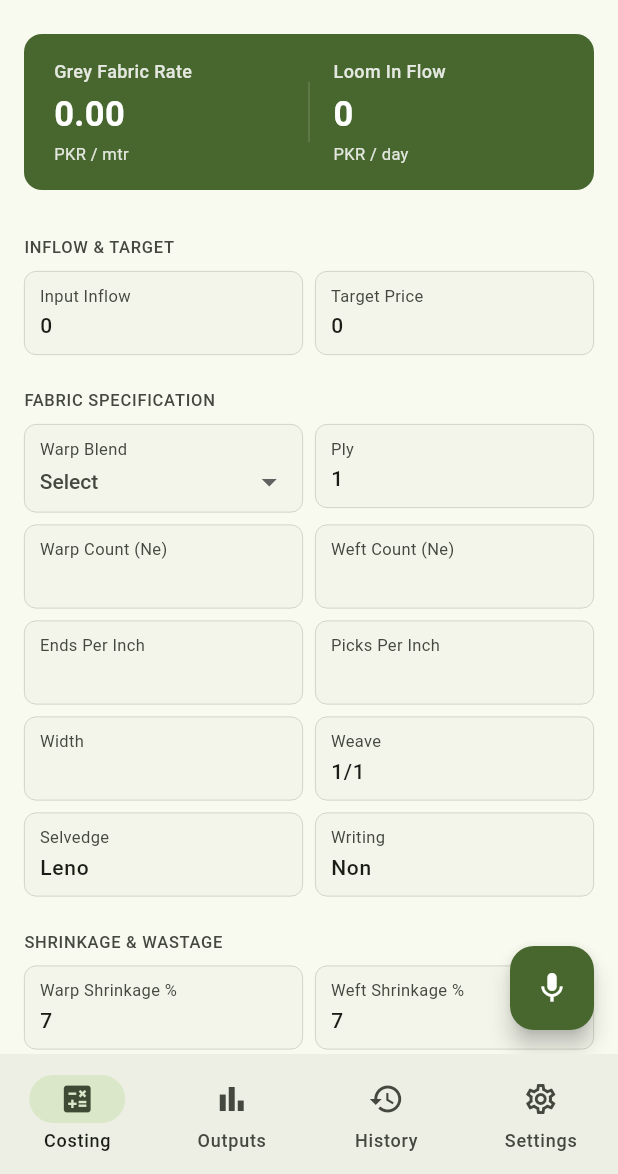
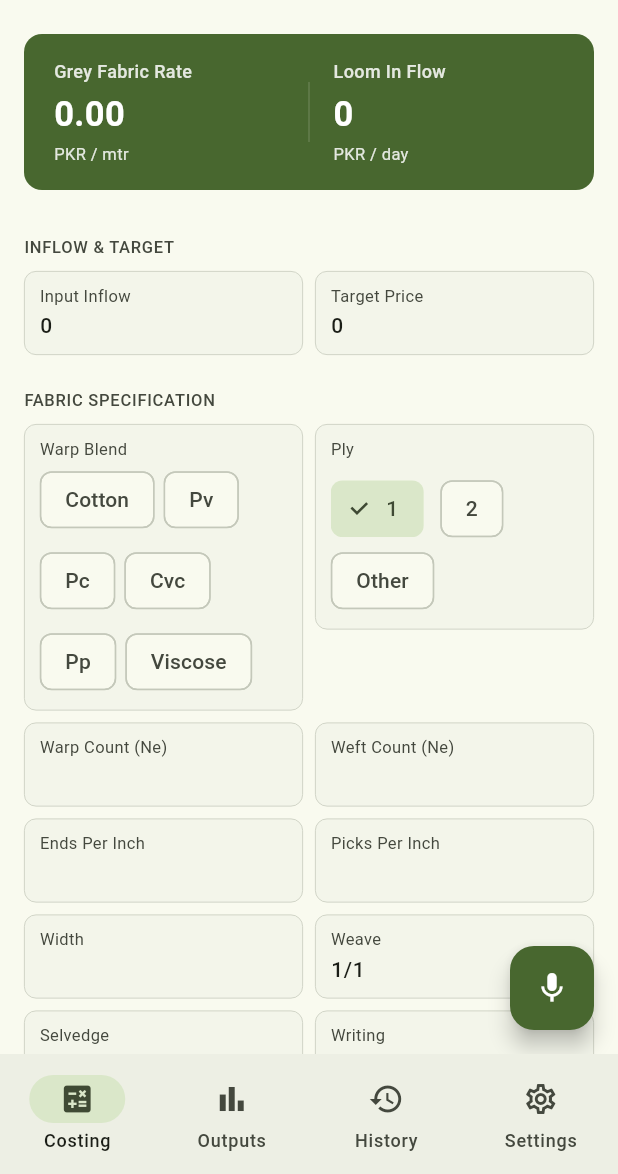
Before and after one commit to rabia-syed-103/Weaving_Calculator, a Flutter app: the screen it shows after launch, on a phone screen of 412 x 824 dp, the part 62-1236 px from its top. Run offline on Flutter 3.47's test engine with Material 3 defaults, Android fonts, the phone set to English and light mode, and no system bars; our stand-ins replace hive, hive_flutter, pdf, share_plus, speech_to_text; missing offline and left inert: excel; accounts and stored records are empty.

Commit message:
made changes

```diff
--- a/lib/screens/input_screen.dart
+++ b/lib/screens/input_screen.dart
@@ -112,7 +112,14 @@ import '../widgets/share_action_button.dart';
 import '../widgets/voice_input_modal.dart';
 import 'main_nav_shell.dart';
 
-const List<String> kWarpBlendOptions = ['Ctn', 'Pc', 'Pv', 'Pp', 'Cvc', 'Viscose'];
+const List<String> kWarpBlendOptions = [
+  'Cotton',
+  'Pv',
+  'Pc',
+  'Cvc',
+  'Pp',
+  'Viscose',
+];
 
 class InputScreen extends StatefulWidget {
   const InputScreen({super.key});
@@ -235,8 +242,15 @@ class _InputScreenState extends State<InputScreen> {
       // doesn't have a match (incomplete fields, or no matching Sizing
       // Rate row) — at that point _maybeUpdateSizingCost() simply does
       // nothing, leaving whatever's already in the field untouched.
-      if (entry.key == 'warpCount' || entry.key == 'ply') {
+      if (entry.key == 'warpCount') {
         entry.value.addListener(_maybeUpdateSizingCost);
+      }
+
+      if (entry.key == 'ply') {
+        entry.value.addListener(() {
+          setState(() {}); // rebuild to show/hide "Other" text field
+          _maybeUpdateSizingCost();
+        });
       }
     }
 
@@ -767,29 +781,22 @@ class _InputScreenState extends State<InputScreen> {
                   style: TextStyle(fontSize: 11, color: colorScheme.onSurfaceVariant),
                 ),
                 const SizedBox(height: 2),
-                DropdownButtonHideUnderline(
-                  child: DropdownButton<String>(
-                    value: _warpBlend,
-                    isDense: true,
-                    isExpanded: true,
-                    hint: Text(
-                      'Select',
-                      style: TextStyle(fontSize: 14, color: colorScheme.onSurfaceVariant),
-                    ),
-                    style: TextStyle(
-                      fontSize: 14,
-                      fontWeight: FontWeight.w500,
-                      color: colorScheme.onSurface,
-                    ),
-                    items: kWarpBlendOptions
-                        .map((b) => DropdownMenuItem(value: b, child: Text(b)))
-                        .toList(),
-                    onChanged: (value) {
-                      _warpBlend = value;
-                      _maybeUpdateSizingCost();
-                      _recalculate();
-                    },
-                  ),
+                Wrap(
+                  spacing: 6,
+                  runSpacing: 6,
+                  children: kWarpBlendOptions.map((option) {
+                    return ChoiceChip(
+                      label: Text(option),
+                      selected: _warpBlend == option,
+                      onSelected: (_) {
+                        setState(() {
+                          _warpBlend = option;
+                        });
+                        _maybeUpdateSizingCost();
+                        _recalculate();
+                      },
+                    );
+                  }).toList(),
                 ),
               ],
             ),
@@ -797,10 +804,92 @@ class _InputScreenState extends State<InputScreen> {
         ),
         SizedBox(
           width: halfWidth,
-          child: InputFieldCard(
-            label: 'Ply',
-            controller: _controllers['ply']!,
-            type: FieldType.number,
+          child: Container(
+            padding: const EdgeInsets.symmetric(horizontal: 10, vertical: 8),
+            decoration: BoxDecoration(
+              color: colorScheme.surfaceContainerLow,
+              borderRadius: BorderRadius.circular(8),
+              border: Border.all(
+                color: colorScheme.outlineVariant,
+                width: 0.5,
+              ),
+            ),
+            child: Column(
+              crossAxisAlignment: CrossAxisAlignment.start,
+              children: [
+                Text(
+                  'Ply',
+                  style: TextStyle(
+                    fontSize: 11,
+                    color: colorScheme.onSurfaceVariant,
+                  ),
+                ),
+                const SizedBox(height: 8),
+
+                Wrap(
+                  spacing: 8,
+                  children: [
+                    ChoiceChip(
+                      label: const Text('1'),
+                      selected: _controllers['ply']!.text == '1',
+                      onSelected: (_) {
+                        setState(() {
+                          _controllers['ply']!.text = '1';
+                        });
+                        _maybeUpdateSizingCost();
+                        _recalculate();
+                      },
+                    ),
+
+                    ChoiceChip(
+                      label: const Text('2'),
+                      selected: _controllers['ply']!.text == '2',
+                      onSelected: (_) {
+                        setState(() {
+                          _controllers['ply']!.text = '2';
+                        });
+                        _maybeUpdateSizingCost();
+                        _recalculate();
+                      },
+                    ),
+
+                    ChoiceChip(
+                      label: const Text('Other'),
+                      selected: _controllers['ply']!.text != '1' &&
+                          _controllers['ply']!.text != '2',
+                      onSelected: (_) {
+                        setState(() {
+                          if (_controllers['ply']!.text == '1' ||
+                              _controllers['ply']!.text == '2') {
+                            _controllers['ply']!.clear();
+                          }
+                        });
+                      },
+                    ),
+                  ],
+                ),
+
+                if (_controllers['ply']!.text != '1' &&
+                    _controllers['ply']!.text != '2') ...[
+                  const SizedBox(height: 8),
+                  TextField(
+                    controller: _controllers['ply'],
+                    keyboardType: const TextInputType.numberWithOptions(
+                      decimal: true,
+                    ),
+                    decoration: const InputDecoration(
+                      hintText: 'Enter ply',
+                      isDense: true,
+                      border: OutlineInputBorder(),
+                    ),
+                    onChanged: (_) {
+                      _maybeUpdateSizingCost();
+                      _recalculate();
+                    },
+                  ),
+                ],
+              ],
+            ),
           ),
         ),
       ],
```
Also changed, not shown: pubspec.lock.
